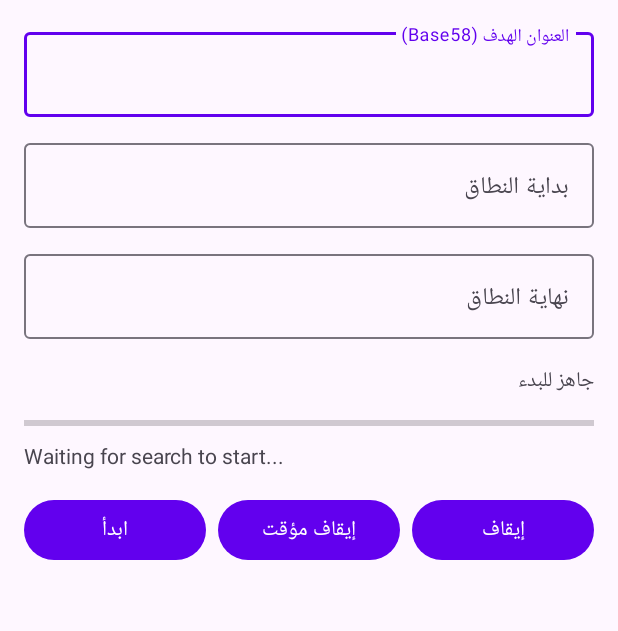
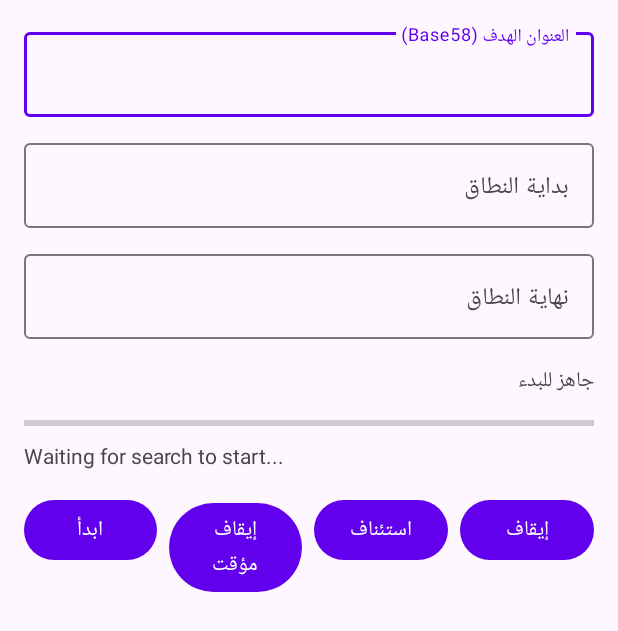
Before and after one commit to adtgfg/KeySearchApp, an Android app: the screen it shows after launch (MainActivity), on a phone screen of 412 x 824 dp. Shown: the top 631 px of the screen. Run offline under Robolectric (Android 15) with nearby library versions, the phone set to English and light mode, and no system bars.

Commit message:
Add files via upload

```diff
--- a/app/src/main/res/layout/activity_main.xml
+++ b/app/src/main/res/layout/activity_main.xml
@@ -11,6 +11,7 @@
         android:layout_width="match_parent"
         android:layout_height="wrap_content">
 
+        <!-- حقل إدخال العنوان -->
         <com.google.android.material.textfield.TextInputLayout
             android:layout_width="match_parent"
             android:layout_height="wrap_content"
@@ -22,6 +23,7 @@
                 android:inputType="textNoSuggestions|textVisiblePassword"/>
         </com.google.android.material.textfield.TextInputLayout>
 
+        <!-- بداية النطاق -->
         <com.google.android.material.textfield.TextInputLayout
             android:layout_width="match_parent"
             android:layout_height="wrap_content"
@@ -34,6 +36,7 @@
                 android:inputType="number"/>
         </com.google.android.material.textfield.TextInputLayout>
 
+        <!-- نهاية النطاق -->
         <com.google.android.material.textfield.TextInputLayout
             android:layout_width="match_parent"
             android:layout_height="wrap_content"
@@ -46,6 +49,7 @@
                 android:inputType="number"/>
         </com.google.android.material.textfield.TextInputLayout>
 
+        <!-- حالة البحث -->
         <TextView
             android:id="@+id/statusText"
             android:layout_width="match_parent"
@@ -53,6 +57,7 @@
             android:text="@string/ready"
             android:layout_marginTop="16dp"/>
 
+        <!-- البار الخاص بالتقدم -->
         <ProgressBar
             android:id="@+id/progressBar"
             style="?android:attr/progressBarStyleHorizontal"
@@ -61,6 +66,7 @@
             android:layout_marginTop="12dp"
             android:max="100"/>
 
+        <!-- النص الإحصائي -->
         <TextView
             android:id="@+id/progressStatsText"
             android:layout_width="match_parent"
@@ -68,6 +74,7 @@
             android:text="Waiting for search to start..."
             android:layout_marginTop="8dp"/>
 
+        <!-- أزرار التحكم -->
         <LinearLayout
             android:orientation="horizontal"
             android:layout_width="match_parent"
@@ -90,6 +97,14 @@
                 android:layout_marginStart="8dp"/>
 
             <Button
+                android:id="@+id/resumeBtn"
+                android:layout_width="0dp"
+                android:layout_weight="1"
+                android:layout_height="wrap_content"
+                android:text="@string/resume"
+                android:layout_marginStart="8dp"/>
+
+            <Button
                 android:id="@+id/stopBtn"
                 android:layout_width="0dp"
                 android:layout_weight="1"
```
